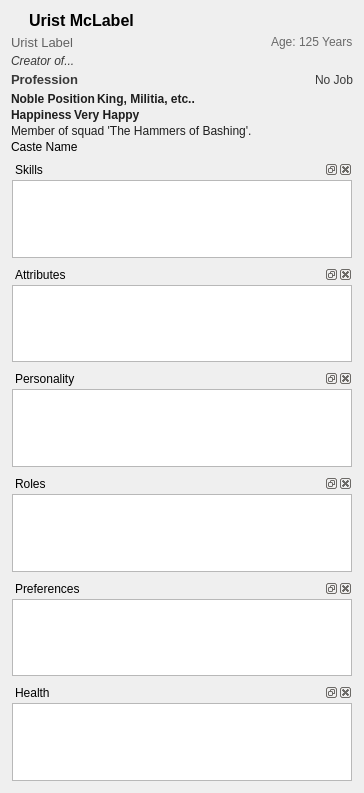
First picture: the form in src/dwarfdetailswidget.ui, repository Dwarf-Therapist/Dwarf-Therapist, before the edit.
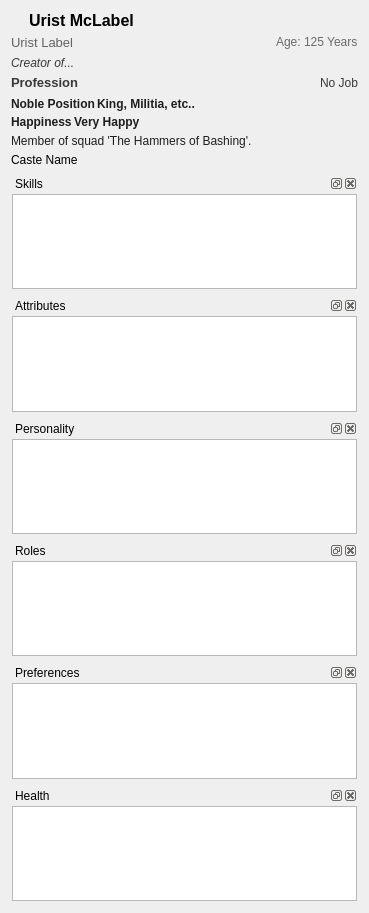
Second picture: the form after the edit. The open tabs and pages were chosen to show the change.

Diff of the .ui file:
```diff
--- a/src/dwarfdetailswidget.ui
+++ b/src/dwarfdetailswidget.ui
@@ -6,8 +6,8 @@
    <rect>
     <x>0</x>
     <y>0</y>
-    <width>364</width>
-    <height>793</height>
+    <width>369</width>
+    <height>913</height>
    </rect>
   </property>
   <property name="sizePolicy">
@@ -21,10 +21,41 @@
   </property>
   <layout class="QVBoxLayout" name="verticalLayout_3">
    <item>
+    <widget class="QStackedWidget" name="stacked_container">
+     <property name="currentIndex">
+      <number>0</number>
+     </property>
+     <widget class="QWidget" name="placeholder">
     <layout class="QVBoxLayout" name="verticalLayout">
+       <item>
+        <widget class="QLabel" name="placeholder_text">
+         <property name="text">
+          <string>Click on a name to show details here</string>
+         </property>
+         <property name="alignment">
+          <set>Qt::AlignCenter</set>
+         </property>
+        </widget>
+       </item>
+      </layout>
+     </widget>
+     <widget class="QWidget" name="content">
+      <layout class="QVBoxLayout" name="verticalLayout_4">
      <property name="spacing">
       <number>2</number>
      </property>
+       <property name="leftMargin">
+        <number>0</number>
+       </property>
+       <property name="topMargin">
+        <number>0</number>
+       </property>
+       <property name="rightMargin">
+        <number>0</number>
+       </property>
+       <property name="bottomMargin">
+        <number>0</number>
+       </property>
      <item>
       <layout class="QHBoxLayout" name="horizontalLayout_5">
        <item>
@@ -727,6 +758,8 @@
       </layout>
      </item>
     </layout>
+     </widget>
+    </widget>
    </item>
    <item>
     <widget class="QDockWidget" name="dock_unit_skills">
```
Lines whose indentation alone changed are shown as unchanged.
